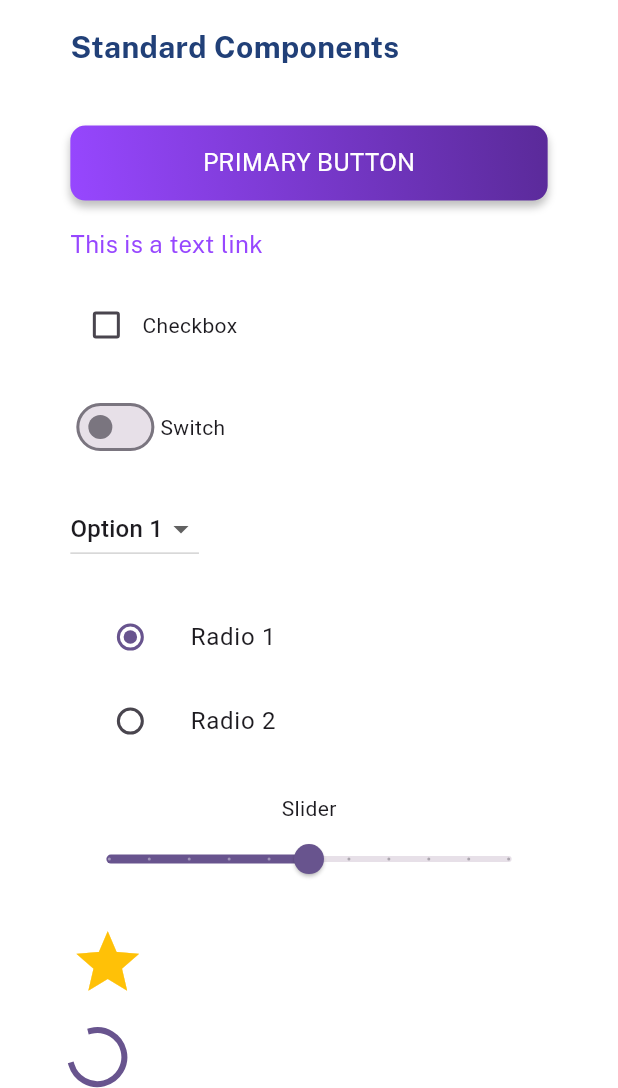
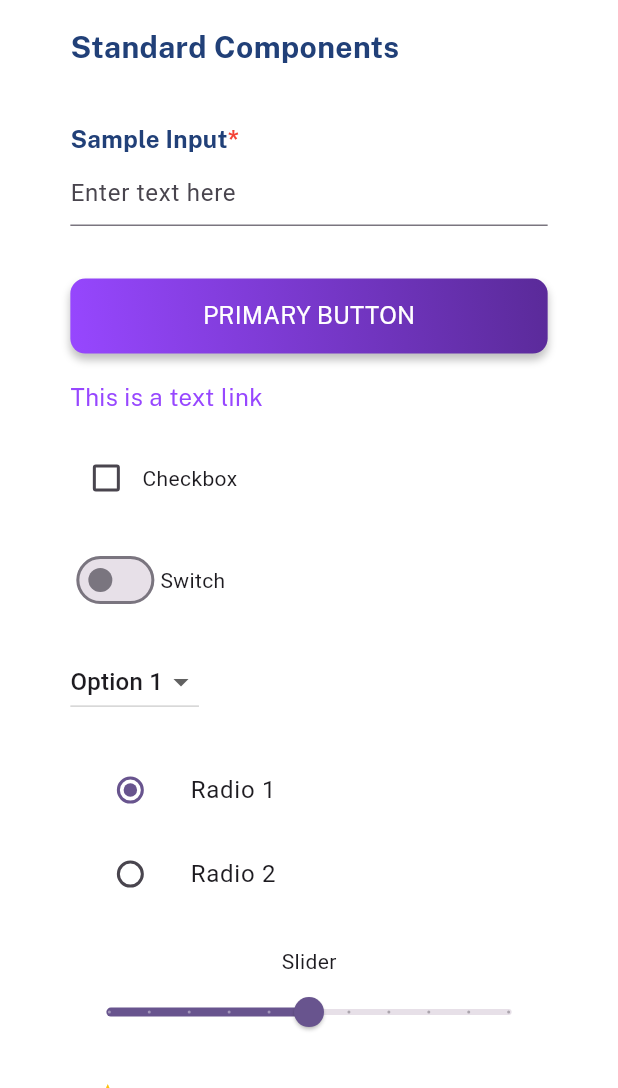
Before and after one commit to muzammalarifpk/passport-muz, a Flutter app: the MainComponents screen opened directly, on a phone screen of 412 x 824 dp, the part 148-1236 px from its top. Run offline on Flutter 3.47's test engine with Material 3 defaults, Android fonts, the phone set to English and light mode, and no system bars; our stand-ins replace google_fonts, intl_phone_field.

Commit message:
hand over to tahir for further development of ui

```diff
--- a/lib/auth/main_components.dart
+++ b/lib/auth/main_components.dart
@@ -1,9 +1,11 @@
 import 'package:flutter/foundation.dart';
 import 'package:flutter/material.dart';
 import '../common/base_scaffold.dart';
+import '../common/input_field.dart';
 import '../common/styles.dart';
 import '../common/values.dart';
 import '../common/widgets.dart';
+import '../common/validators.dart';
 
 class MainComponents extends StatefulWidget {
   const MainComponents({super.key});
@@ -17,6 +19,9 @@ class _MainComponentsState extends State<MainComponents> {
 
   bool isChecked = false;
   bool isSwitchOn = false;
+  String dropdownValue = 'Option 1';
+  String radioGroupValue = 'Radio 1';
+  double sliderValue = 50;
 
   @override
   Widget build(BuildContext context) {
@@ -32,14 +37,15 @@ class _MainComponentsState extends State<MainComponents> {
               Text('Standard Components', style: PPStyle.titleStyle),
               PPValues.largeSpacing,
 
-              // // Text Field
-              // InputField(
-              //   label: 'Sample Input',
-              //   textController: sampleController,
-              //   hintText: 'Enter text here',
-              //   validator: requiredValidator, registerField: (GlobalKey<FormFieldState<dynamic>> ) {  },
-              // ),
-              // PPValues.mediumSpacing,
+              // Text Field
+              InputField(
+                label: 'Sample Input',
+                textController: sampleController,
+                hintText: 'Enter text here',
+                validator: requiredValidator,
+                registerField: (_) {},
+              ),
+              PPValues.mediumSpacing,
 
               // Primary Button
               PrimaryButton(
@@ -98,11 +104,11 @@ class _MainComponentsState extends State<MainComponents> {
 
               // Dropdown
               DropdownButton<String>(
-                value: 'Option 1',
+                value: dropdownValue,
                 onChanged: (String? newValue) {
                   if (newValue != null) {
                     setState(() {
-                      // Handle change
+                      dropdownValue = newValue;
                     });
                   }
                 },
@@ -123,10 +129,10 @@ class _MainComponentsState extends State<MainComponents> {
                     title: const Text('Radio 1'),
                     leading: Radio<String>(
                       value: 'Radio 1',
-                      groupValue: 'Radio 1',
+                      groupValue: radioGroupValue,
                       onChanged: (String? value) {
                         setState(() {
-                          // Handle change
+                          radioGroupValue = value!;
                         });
                       },
                     ),
@@ -135,10 +141,10 @@ class _MainComponentsState extends State<MainComponents> {
                     title: const Text('Radio 2'),
                     leading: Radio<String>(
                       value: 'Radio 2',
-                      groupValue: 'Radio 1',
+                      groupValue: radioGroupValue,
                       onChanged: (String? value) {
                         setState(() {
-                          // Handle change
+                          radioGroupValue = value!;
                         });
                       },
                     ),
@@ -152,14 +158,14 @@ class _MainComponentsState extends State<MainComponents> {
                 children: [
                   const Text('Slider'),
                   Slider(
-                    value: 50,
+                    value: sliderValue,
                     min: 0,
                     max: 100,
                     divisions: 10,
-                    label: '50',
+                    label: sliderValue.round().toString(),
                     onChanged: (double value) {
                       setState(() {
-                        // Handle change
+                        sliderValue = value;
                       });
                     },
                   ),
--- a/lib/common/input_field.dart
+++ b/lib/common/input_field.dart
@@ -1,5 +1,7 @@
 import 'package:flutter/material.dart';
 import 'package:flutter/services.dart';
+import 'package:intl_phone_field/intl_phone_field.dart';
+import 'package:passport/common/validators.dart';
 import '/common/styles.dart';
 import '/common/values.dart';
 
@@ -37,6 +39,7 @@ class InputFieldState extends State<InputField> {
   final GlobalKey<FormFieldState> _fieldKey = GlobalKey<FormFieldState>();
   late bool _obscureText;
   bool _showError = false;
+  bool _hasError = false;
 
   @override
   void initState() {
@@ -53,6 +56,14 @@ class InputFieldState extends State<InputField> {
   }
 
   void _validate() {
+    // Assuming you have your textController and validator already set up
+    String validationMessage =
+        widget.validator?.call(widget.textController.text) ??
+            widget.serverValidationMessage ??
+            '';
+
+    _hasError = validationMessage.isNotEmpty;
+
     if (_showError) {
       setState(() {});
     }
@@ -77,18 +88,46 @@ class InputFieldState extends State<InputField> {
       child: Column(
         crossAxisAlignment: CrossAxisAlignment.start,
         children: [
+          Row(
+            children: [
               Text(widget.label, style: PPStyle.labelStyle),
-          TextFormField(
+              Text(widget.validator != optionalField ? '*' : '',
+                  style: PPStyle.labelErrorStyle),
+            ],
+          ),
+          widget.validator == phoneValidator
+              ? IntlPhoneField(
                   key: _fieldKey,
                   controller: widget.textController,
                   decoration: InputDecoration(
+                    contentPadding: const EdgeInsets.only(top: 11),
                     hintText: widget.hintText,
+                  ),
+                  showDropdownIcon: false,
+                  keyboardType: TextInputType.phone,
+                  obscureText: _obscureText,
+                  inputFormatters: widget.inputFormatters,
+            onChanged: (phone)
+            {
+
+            },
+                )
+              : TextFormField(
+                  key: _fieldKey,
+                  controller: widget.textController,
+                  decoration: InputDecoration(
+                    // floatingLabelBehavior: FloatingLabelBehavior.auto,
+                    hintText: widget.hintText,
+                    // labelText: widget.label,
                     border: const UnderlineInputBorder(),
-              contentPadding: const EdgeInsets.only(left: 0, top: 5, bottom: 0, right: 5),
+                    contentPadding: const EdgeInsets.only(
+                        left: 0, top: 5, bottom: 0, right: 5),
                     suffixIcon: widget.obscureText
                         ? IconButton(
                             icon: Icon(
-                  _obscureText ? Icons.visibility : Icons.visibility_off,
+                              _obscureText
+                                  ? Icons.visibility
+                                  : Icons.visibility_off,
                             ),
                             onPressed: _togglePasswordVisibility,
                           )
@@ -99,16 +138,25 @@ class InputFieldState extends State<InputField> {
                   inputFormatters: widget.inputFormatters,
                 ),
           AnimatedContainer(
-            duration: const Duration(milliseconds: 200),
-            height: _showError ? 20.0 : 20.0,
+            duration: const Duration(milliseconds: 300),
+            // height: _hasError ? 50.0 : 10.0,
             child: _showError
+                ? _hasError
                     ? Text(
-              widget.validator?.call(widget.textController.text) ?? widget.serverValidationMessage ?? '',
+                      widget.validator != phoneValidator ?
+                        widget.validator?.call(widget.textController.text) ??
+                            widget.serverValidationMessage ??
+                            '' : '',
                         style: const TextStyle(color: Colors.red),
                       )
-                : const SizedBox.shrink(),
+                    : const SizedBox(
+                        height: 10,
+                      )
+                : const SizedBox(
+                    height: 10,
                   ),
-          PPValues.mediumSpacing,
+          ),
+          PPValues.microSpacing,
         ],
       ),
     );
--- a/lib/common/styles.dart
+++ b/lib/common/styles.dart
@@ -7,6 +7,7 @@ class PPStyle {
   static const Color textLinkColor = Color(0xFF9747FF);
 
   static const Color primaryFontColor = Color(0xFF214078);
+  static const Color errorFontColor = Colors.red;
   static const Color shadow = Color(0x3F000000);
   static const Color inputValue = Color(0x3F000000);
 
@@ -26,6 +27,13 @@ class PPStyle {
     fontSize: 16,
     fontWeight: FontWeight.bold,
     color: primaryFontColor,
+    height: 1.2,
+  );
+
+  static final TextStyle labelErrorStyle = GoogleFonts.publicSans(
+    fontSize: 16,
+    fontWeight: FontWeight.bold,
+    color: errorFontColor,
     height: 1.2,
   );
 
--- a/lib/common/validators.dart
+++ b/lib/common/validators.dart
@@ -38,3 +38,7 @@ String? phoneValidator(String? value) {
   }
   return null;
 }
+
+String? optionalField(String? value) {
+  return null;
+}
--- a/lib/main.dart
+++ b/lib/main.dart
@@ -25,3 +25,4 @@ class MyApp extends StatelessWidget {
     );
   }
 }
+// hand over to tahir.
--- a/pubspec.yaml
+++ b/pubspec.yaml
@@ -12,6 +12,7 @@ dependencies:
     sdk: flutter
 
   cupertino_icons: ^1.0.8
+  intl_phone_field: ^3.2.0
   google_fonts: ^6.2.1 # or latest version
 
 dev_dependencies:
```
Also changed, not shown: lib/auth/register.dart (+11 -0 lines), pubspec.lock. Lines whose indentation alone changed are shown as unchanged.
